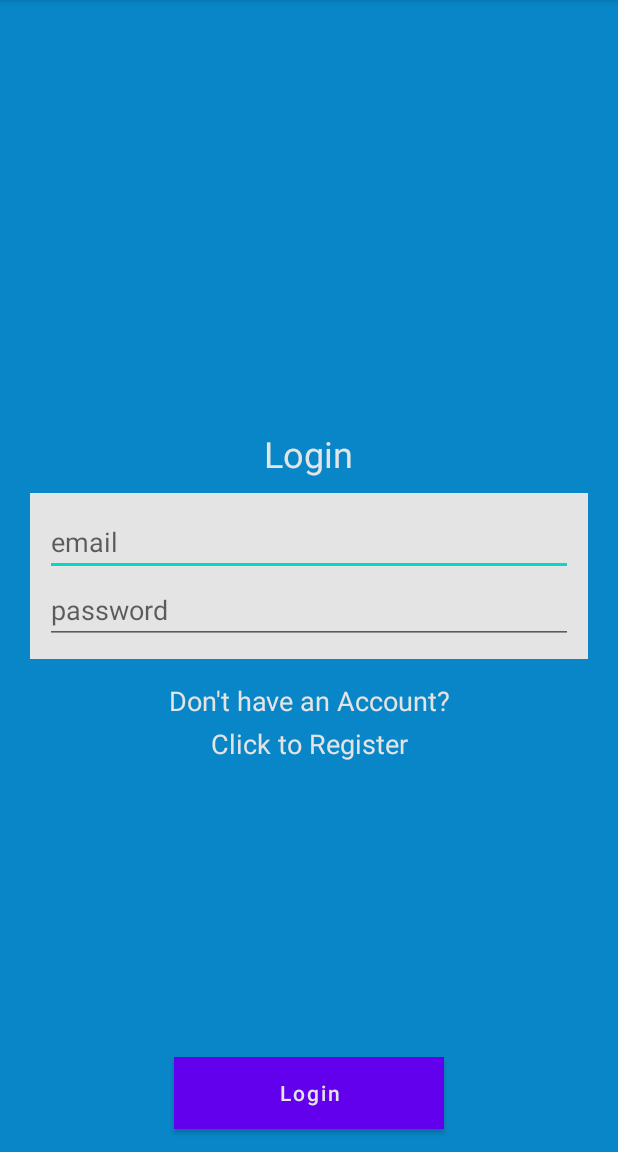
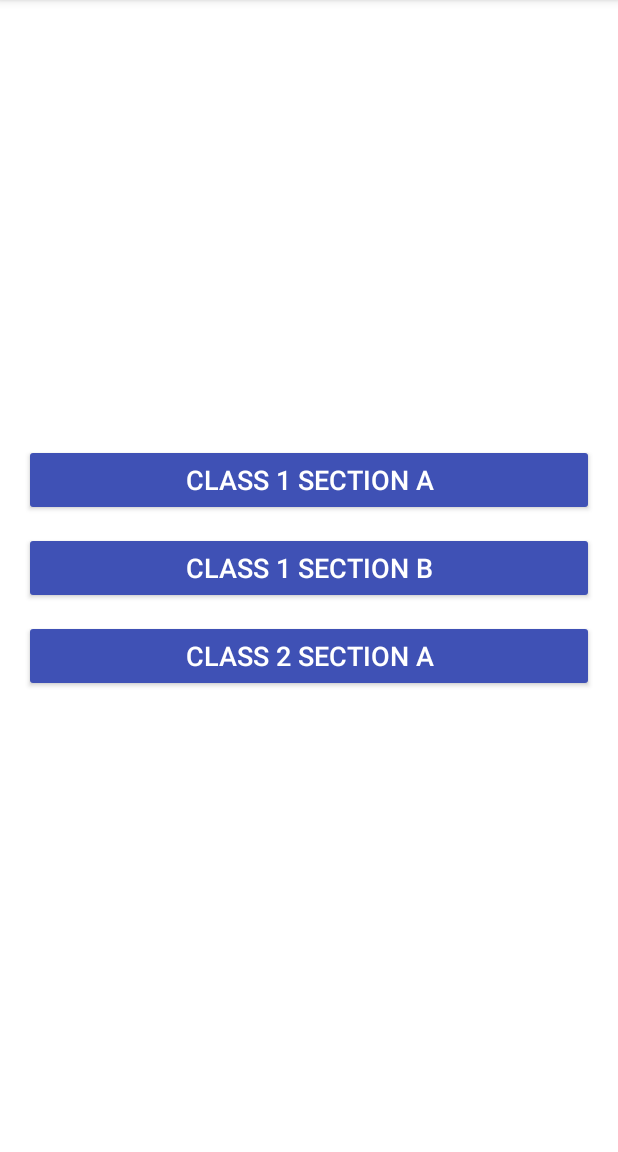
Before and after one commit to sxhkhsm/ILStudentApp, an Android app: the NavigationScreenActivity screen opened directly, with no data from a screen before it, after a tap on "SHOW CLASS PERFORMANCE", on a phone screen of 412 x 824 dp, the part 84-1236 px from its top. Run offline under Robolectric (Android 15) with nearby library versions, the phone set to English and light mode, and no system bars; 1 statement that could not run was skipped.

Commit message:
Added Teacher Login, Logout, and Updated Navigation Screen.

```diff
--- a/app/src/main/java/com/example/intellilearnteacherapp/APIServices.kt
+++ b/app/src/main/java/com/example/intellilearnteacherapp/APIServices.kt
@@ -1,5 +1,6 @@
 package com.example.intellilearnteacherapp
 
+import com.example.intellilearnteacherapp.models.ClassModel
 import com.example.intellilearnteacherapp.models.LoginResponse
 import retrofit2.Call
 import retrofit2.http.*
@@ -11,6 +12,10 @@ interface APIServices {
 
     @GET("addMcq")
     fun getAllMcqItems() : Call<List<McqItem>>
+
+    @GET("teacherClasses")
+    fun getTeacherClasses(@Query("teacher_ID") id : Int) : Call<List<ClassModel>>
+
 
     @FormUrlEncoded
     @POST("loginTeacher")
--- a/app/src/main/java/com/example/intellilearnteacherapp/NavigationScreenActivity.kt
+++ b/app/src/main/java/com/example/intellilearnteacherapp/NavigationScreenActivity.kt
@@ -29,7 +29,7 @@ class NavigationScreenActivity : AppCompatActivity() {
 
         btnShowClassPerformance.setOnClickListener{
 
-            val intent = Intent(this, LoginActivity::class.java)
+            val intent = Intent(this, SelectClassForPerformanceActivity::class.java)
             startActivity(intent)
 
         }
--- a/app/src/main/java/com/example/intellilearnteacherapp/SelectClassForPerformanceActivity.kt
+++ b/app/src/main/java/com/example/intellilearnteacherapp/SelectClassForPerformanceActivity.kt
@@ -2,11 +2,85 @@ package com.example.intellilearnteacherapp
 
 import androidx.appcompat.app.AppCompatActivity
 import android.os.Bundle
+import android.util.Log
+import android.view.View
+import android.widget.Button
+import android.widget.LinearLayout
+import android.widget.Toast
+import androidx.core.content.ContextCompat
+import com.example.intellilearnteacherapp.models.ClassModel
+import kotlinx.android.synthetic.main.activity_main.*
+import retrofit2.Call
+import retrofit2.Callback
+import retrofit2.Response
+import storage.SharedPrefManager
 
 //an activity to let the teacher choose the class for checking the performance
 class SelectClassForPerformanceActivity : AppCompatActivity() {
     override fun onCreate(savedInstanceState: Bundle?) {
         super.onCreate(savedInstanceState)
-        setContentView(R.layout.activity_select_performance_type)
+        setContentView(R.layout.activity_select_class_for_performance)
+
+        val buttonContainer = findViewById<LinearLayout>(R.id.button_container)
+
+        MyApp.getInstance().getApiServices().getTeacherClasses(SharedPrefManager.getInstance(applicationContext).teacher.teacher_ID).enqueue(object :
+            Callback<List<ClassModel>> {
+
+            override fun onResponse(call: Call<List<ClassModel>>, response: Response<List<ClassModel>>) {
+
+                if (response.isSuccessful && !response.body().isNullOrEmpty()){
+
+                    //now extract data
+
+                }
+                else{
+
+                    Toast.makeText(this@SelectClassForPerformanceActivity, "Error loading Classes for Teacher", Toast.LENGTH_LONG).show()
+
+                }
+
+            }
+
+            override fun onFailure(call: Call<List<ClassModel>>, t: Throwable) {
+
+                Toast.makeText(this@SelectClassForPerformanceActivity, "Error loading Classes data", Toast.LENGTH_LONG).show()
+
+            }
+
+
+        })
+
+        // Replace this with the actual API response list
+
+        val classesList = listOf("Class 1 Section A", "Class 1 Section B", "Class 2 Section A")
+
+        for (className in classesList) {
+            val button = Button(this).apply {
+                layoutParams = LinearLayout.LayoutParams(
+                    LinearLayout.LayoutParams.MATCH_PARENT,
+                    LinearLayout.LayoutParams.WRAP_CONTENT
+                ).apply {
+                    setMargins(0, 0, 0, 16)
+                }
+                backgroundTintList = ContextCompat.getColorStateList(
+                    this@SelectClassForPerformanceActivity,
+                    R.color.button_background_color
+                )
+                text = className
+                setTextColor(
+                    ContextCompat.getColor(
+                        this@SelectClassForPerformanceActivity,
+                        android.R.color.white
+                    )
+                )
+                textSize = 18f
+            }
+
+            button.setOnClickListener {
+                // Handle the button click event
+            }
+
+            buttonContainer.addView(button)
+        }
     }
 }
--- /dev/null
+++ b/app/src/main/res/layout/activity_select_class_for_performance.xml
@@ -0,0 +1,12 @@
+<?xml version="1.0" encoding="utf-8"?>
+<LinearLayout xmlns:android="http://schemas.android.com/apk/res/android"
+    xmlns:app="http://schemas.android.com/apk/res-auto"
+    xmlns:tools="http://schemas.android.com/tools"
+    android:id="@+id/button_container"
+    android:layout_width="match_parent"
+    android:layout_height="match_parent"
+    android:gravity="center"
+    android:orientation="vertical"
+    android:padding="16dp"
+    tools:context=".SelectClassForPerformanceActivity">
+</LinearLayout>
```
Also changed, not shown: app/src/main/java/com/example/intellilearnteacherapp/models/ClassModel.kt (added, +14 -0 lines), app/src/main/res/layout/activity_select_performance_type.xml (deleted, +0 -41 lines).
